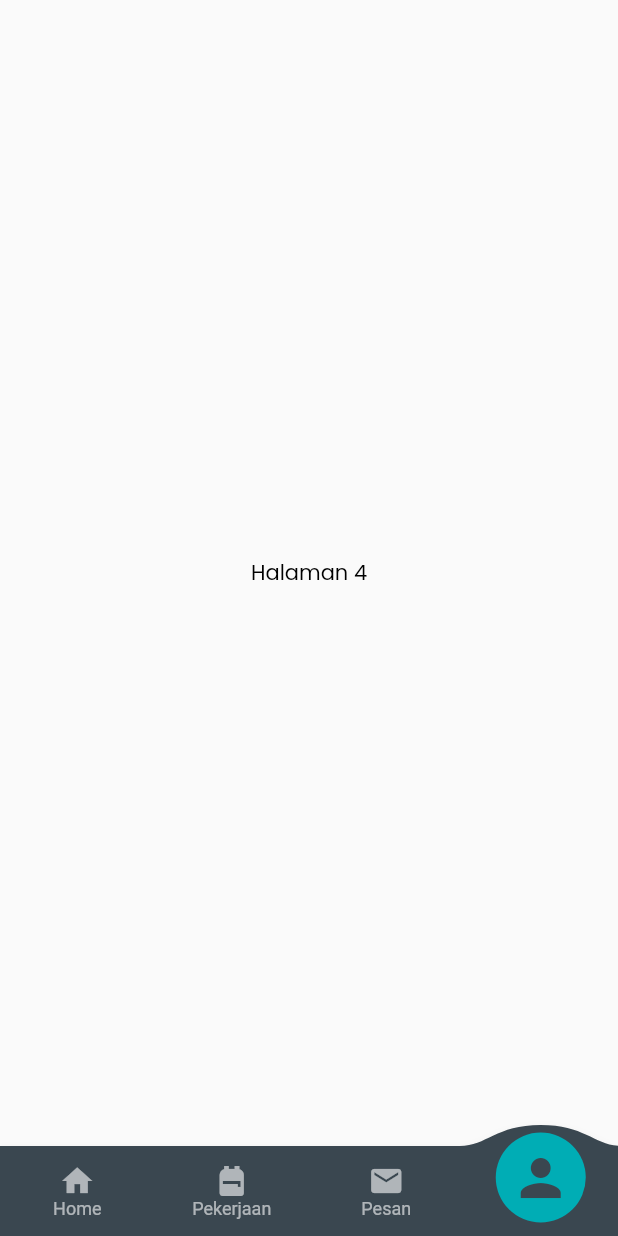
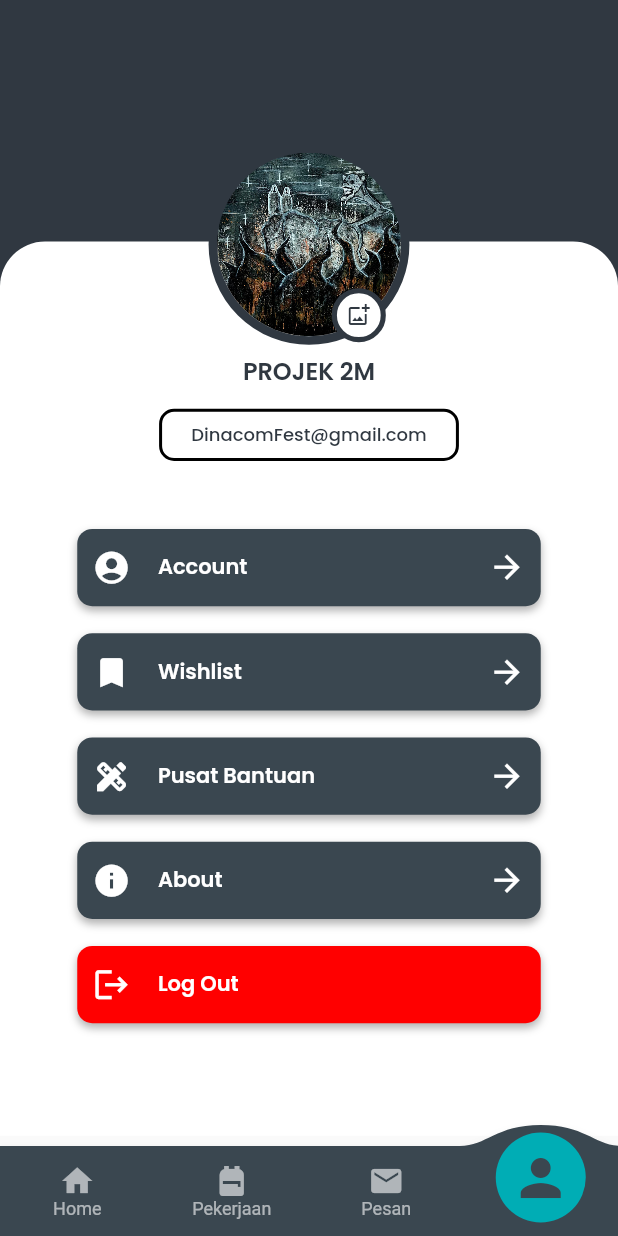
Before and after one commit to FirdanAz/CariIn-Dinacom, a Flutter app: the screen it shows after launch, item 4 of the bottom bar chosen, on a phone screen of 412 x 824 dp. Run offline on Flutter 3.47's test engine with Material 2 defaults, Android fonts, the phone set to English and light mode, and no system bars; drawn by our look-alikes of convex_bottom_bar; our stand-ins replace firebase_auth, firebase_core, flutter_screenutil, flutter_svg, google_fonts; accounts and stored records are empty; network calls fail.

Commit message:
style: [JG] added Profil Page Ui

```diff
--- a/lib/ui/bottom_navigation/bottom_navigation.dart
+++ b/lib/ui/bottom_navigation/bottom_navigation.dart
@@ -3,6 +3,7 @@ import 'package:flutter/material.dart';
 import 'package:flutter_screenutil/flutter_screenutil.dart';
 import 'package:lowongan_pekerjaan/common/color_app.dart';
 import 'package:lowongan_pekerjaan/ui/home/home.dart';
+import 'package:lowongan_pekerjaan/ui/profil/profil.dart';
 
 class CustomBottomNavBar extends StatefulWidget {
   const CustomBottomNavBar({super.key});
@@ -18,7 +19,7 @@ class CustomBottomNavBarState extends State<CustomBottomNavBar> {
     HomePage(),
     Center(child: Text("Halaman 2", style: TextStyle(color: Colors.black))),
     Center(child: Text("Halaman 3", style: TextStyle(color: Colors.black))),
-    Center(child: Text("Halaman 4", style: TextStyle(color: Colors.black))),
+    ProfilPage(),
   ];
 
   @override
--- /dev/null
+++ b/lib/ui/profil/profil.dart
@@ -0,0 +1,154 @@
+import 'package:flutter/material.dart';
+import 'package:flutter_screenutil/flutter_screenutil.dart';
+import 'package:lowongan_pekerjaan/common/color_app.dart';
+
+class ProfilPage extends StatelessWidget {
+  const ProfilPage({super.key});
+
+  @override
+  Widget build(BuildContext context) {
+    final screenSize = MediaQuery.of(context).size;
+    return Scaffold(
+      body: SingleChildScrollView(
+        child: Stack(
+          children: [
+            Container(
+              height: screenSize.height / 2,
+              color: ColorApp.primaryColor,
+            ),
+            Container(
+              margin: const EdgeInsets.only(top: 161),
+              padding: EdgeInsets.only(
+                top: 72.h,
+                bottom: 75,
+              ),
+              width: screenSize.width,
+              decoration: const BoxDecoration(
+                color: Colors.white,
+                borderRadius: BorderRadius.only(
+                  topLeft: Radius.circular(30),
+                  topRight: Radius.circular(30),
+                ),
+              ),
+              child: Column(
+                children: [
+                  Text(
+                    "PROJEK 2M",
+                    style: TextStyle(
+                        fontSize: 16,
+                        fontWeight: FontWeight.w600,
+                        color: ColorApp.primaryColor),
+                  ),
+                  SizedBox(height: 13.h),
+                  Container(
+                    padding:
+                        EdgeInsets.symmetric(vertical: 6.2.h, horizontal: 17.w),
+                    decoration: BoxDecoration(
+                        border: Border.all(width: 2),
+                        borderRadius: BorderRadius.circular(10)),
+                    child: Text(
+                      "DinacomFest@gmail.com",
+                      style: TextStyle(
+                          fontSize: 12,
+                          fontWeight: FontWeight.w500,
+                          color: ColorApp.primaryColor),
+                    ),
+                  ),
+                  SizedBox(height: 44.h),
+                  button(Icons.account_circle, "Account", () {}),
+                  const SizedBox(height: 18),
+                  button(Icons.bookmark, "Wishlist", () {}),
+                  const SizedBox(height: 18),
+                  button(Icons.design_services, "Pusat Bantuan", () {}),
+                  const SizedBox(height: 18),
+                  button(Icons.info, "About", () {}),
+                  const SizedBox(height: 18),
+                  button(Icons.logout, "Log Out", () {}),
+                ],
+              ),
+            ),
+            Positioned(
+              top: 96,
+              left: (screenSize.width - 130.h) / 2,
+              child: Container(
+                width: 130.h,
+                height: 130.h,
+                decoration: BoxDecoration(
+                  shape: BoxShape.circle,
+                  border: Border.all(color: ColorApp.primaryColor, width: 5.w),
+                ),
+                child: Stack(
+                  clipBehavior: Clip.none,
+                  children: [
+                    ClipRRect(
+                      borderRadius: BorderRadius.circular(100),
+                      child: Image.asset(
+                        "assets/foto_profil.jpg",
+                        fit: BoxFit.cover,
+                        filterQuality: FilterQuality.high,
+                      ),
+                    ),
+                    Positioned(
+                      right: 10,
+                      bottom: -4,
+                      child: Container(
+                        width: 35.h,
+                        height: 35.h,
+                        decoration: BoxDecoration(
+                          color: Colors.white,
+                          shape: BoxShape.circle,
+                          border: Border.all(
+                              color: ColorApp.primaryColor, width: 3.w),
+                        ),
+                        child: const Icon(
+                          Icons.add_photo_alternate_outlined,
+                          size: 16,
+                          color: ColorApp.primaryColor,
+                        ),
+                      ),
+                    )
+                  ],
+                ),
+              ),
+            )
+          ],
+        ),
+      ),
+    );
+  }
+
+  Widget button(IconData icon, String text, Function()? function) {
+    bool isLogOut = text == "Log Out";
+    return InkWell(
+      onTap: function,
+      child: Container(
+        height: 50.h,
+        width: 270.w,
+        padding: const EdgeInsets.symmetric(horizontal: 10, vertical: 12),
+        decoration: BoxDecoration(
+          color: isLogOut ? const Color(0xffFF0000) : ColorApp.secondaryColor,
+          borderRadius: BorderRadius.circular(10),
+          boxShadow: const [
+            BoxShadow(
+                color: Color(0x4D000000), offset: Offset(0, 3), blurRadius: 4),
+          ],
+        ),
+        child: Row(
+          children: [
+            Icon(icon, size: 25.r, color: Colors.white),
+            const SizedBox(width: 18),
+            Text(
+              text,
+              style: const TextStyle(
+                  fontSize: 14,
+                  fontWeight: FontWeight.w600,
+                  color: Colors.white),
+            ),
+            const Spacer(),
+            Icon(isLogOut ? null : Icons.arrow_forward, size: 25)
+          ],
+        ),
+      ),
+    );
+  }
+}
```
Also changed, not shown: assets/foto_profil.jpg (added).
